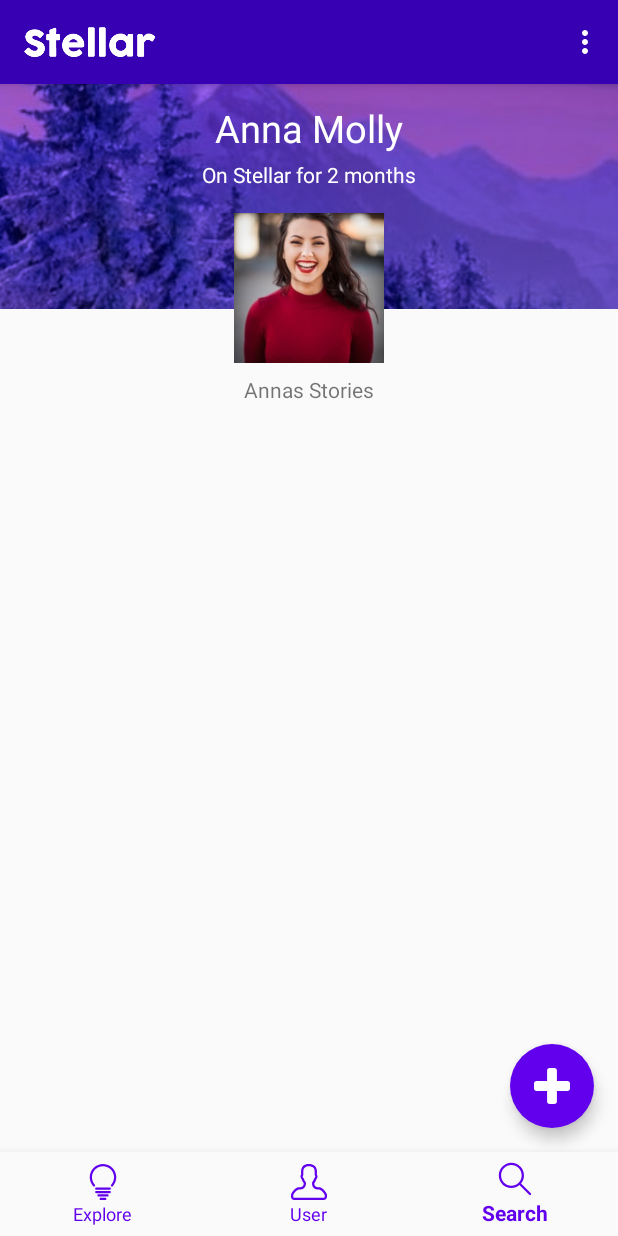
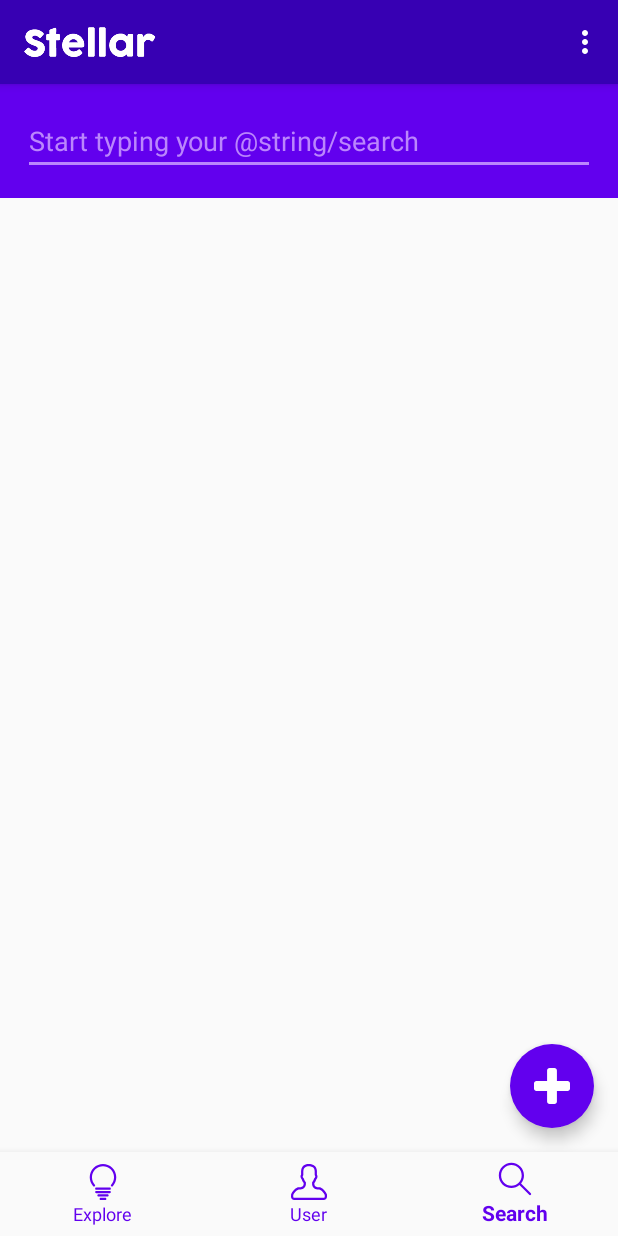
Before and after one commit to nirtz89/stellarApp, an Android app: the MainActivity screen opened directly, with no data from a screen before it, item 3 of the bottom bar chosen, on a phone screen of 412 x 824 dp. Run offline under Robolectric (Android 15) with nearby library versions, the phone set to English and light mode, and no system bars; 1 statement that could not run was skipped.

Commit message:
Updates search

```diff
--- /dev/null
+++ b/app/src/main/java/com/example/nir/stellarapp/FragmentSearch.java
@@ -0,0 +1,28 @@
+package com.example.nir.stellarapp;
+
+import android.content.Context;
+import android.os.Bundle;
+import android.support.annotation.NonNull;
+import android.support.annotation.Nullable;
+import android.support.v4.app.Fragment;
+import android.view.LayoutInflater;
+import android.view.View;
+import android.view.ViewGroup;
+import android.widget.EditText;
+
+public class FragmentSearch extends Fragment {
+    private static final String TAG = "Stories";
+    View view;
+
+    @Nullable
+    @Override
+    public View onCreateView(@NonNull LayoutInflater inflater, @Nullable ViewGroup container, @Nullable Bundle savedInstanceState) {
+        view = inflater.inflate(R.layout.search_fragment, container, false);
+
+        EditText showPosts = view.findViewById(R.id.searchTern);
+        final Context ctx = this.getActivity();
+
+        return view;
+    }
+
+}
--- a/app/src/main/java/com/example/nir/stellarapp/MainActivity.java
+++ b/app/src/main/java/com/example/nir/stellarapp/MainActivity.java
@@ -7,13 +7,13 @@ import android.support.design.widget.BottomNavigationView;
 import android.support.design.widget.FloatingActionButton;
 import android.support.v4.view.ViewPager;
 import android.support.v7.app.AppCompatActivity;
+import android.support.v7.widget.Toolbar;
 import android.view.Menu;
 import android.view.MenuInflater;
 import android.view.MenuItem;
 import android.view.View;
 import android.widget.TextView;
 import android.widget.Toast;
-import android.support.v7.widget.Toolbar;
 
 
 public class MainActivity extends AppCompatActivity {
@@ -38,7 +38,7 @@ public class MainActivity extends AppCompatActivity {
                     viewPager.setCurrentItem(1);
                     return true;
                 case R.id.navigation_db:
-                    Toast.makeText(MainActivity.this, "Search clicked", Toast.LENGTH_SHORT).show();
+                    viewPager.setCurrentItem(3);
                     return true;
             }
             return false;
@@ -130,6 +130,7 @@ public class MainActivity extends AppCompatActivity {
         adapter.addFragment(new FragmentStories(), "Stories");
         adapter.addFragment(new FragmentUser(), "User");
         adapter.addFragment(new FragmentDb(), "DB");
+        adapter.addFragment(new FragmentSearch(), "Search");
         viewPager.setAdapter(adapter);
     }
 
--- a/app/src/main/java/com/example/nir/stellarapp/Register.java
+++ b/app/src/main/java/com/example/nir/stellarapp/Register.java
@@ -37,7 +37,7 @@ public class Register extends AppCompatActivity {
                     finish();
                 }
                 else {
-
+                    Toast.makeText(ctx, "Register failed.", Toast.LENGTH_SHORT).show();
                 }
             }
         });
--- /dev/null
+++ b/app/src/main/res/layout/search_fragment.xml
@@ -0,0 +1,27 @@
+<?xml version="1.0" encoding="utf-8"?>
+<android.support.constraint.ConstraintLayout xmlns:android="http://schemas.android.com/apk/res/android"
+    android:layout_width="match_parent"
+    android:layout_height="match_parent">
+
+    <LinearLayout
+        android:layout_width="match_parent"
+        android:layout_height="wrap_content"
+        android:background="@color/colorPrimary"
+        android:paddingBottom="15dp"
+        android:paddingTop="15dp"
+        android:paddingLeft="15dp"
+        android:paddingRight="15dp"
+        android:orientation="vertical">
+
+        <EditText
+            android:id="@+id/searchTern"
+            android:layout_width="match_parent"
+            android:layout_height="wrap_content"
+            android:ems="10"
+            android:inputType="textPersonName"
+            android:textColor="@android:color/white"
+            android:text=""
+            android:hint="Start typing your @string/search"
+            android:textColorHint="@color/colorAccent"/>
+    </LinearLayout>
+</android.support.constraint.ConstraintLayout>
```
